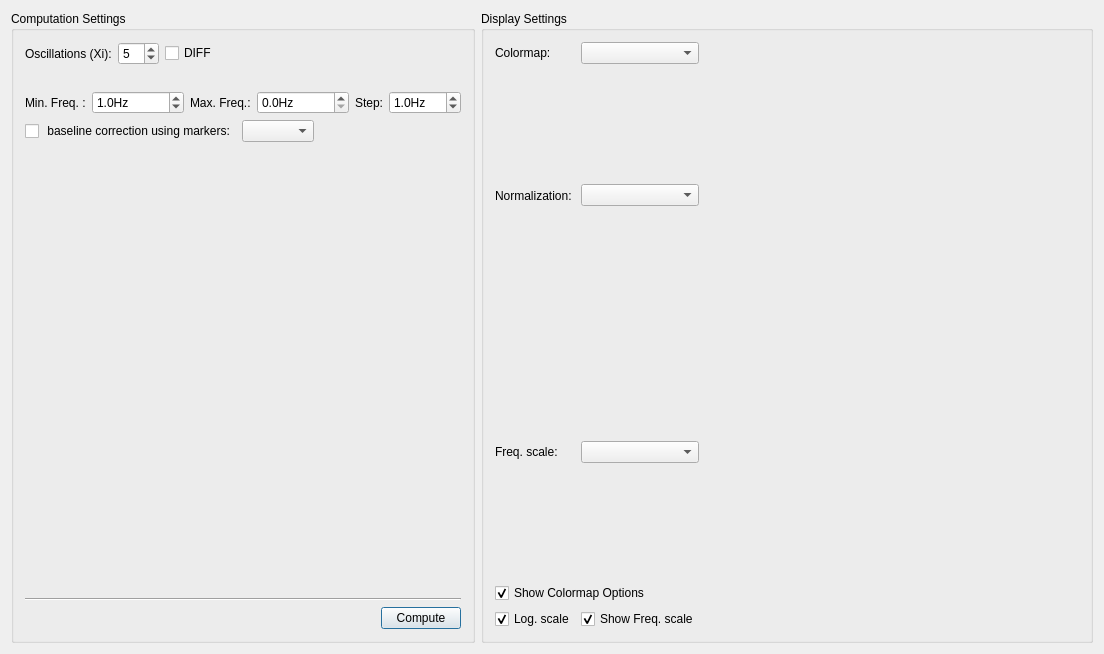
The window that src/plugins/TFWavelet/TFWidget.ui (HIP-infrastructure/anywave-code) describes before a commit, drawn with Qt 5.
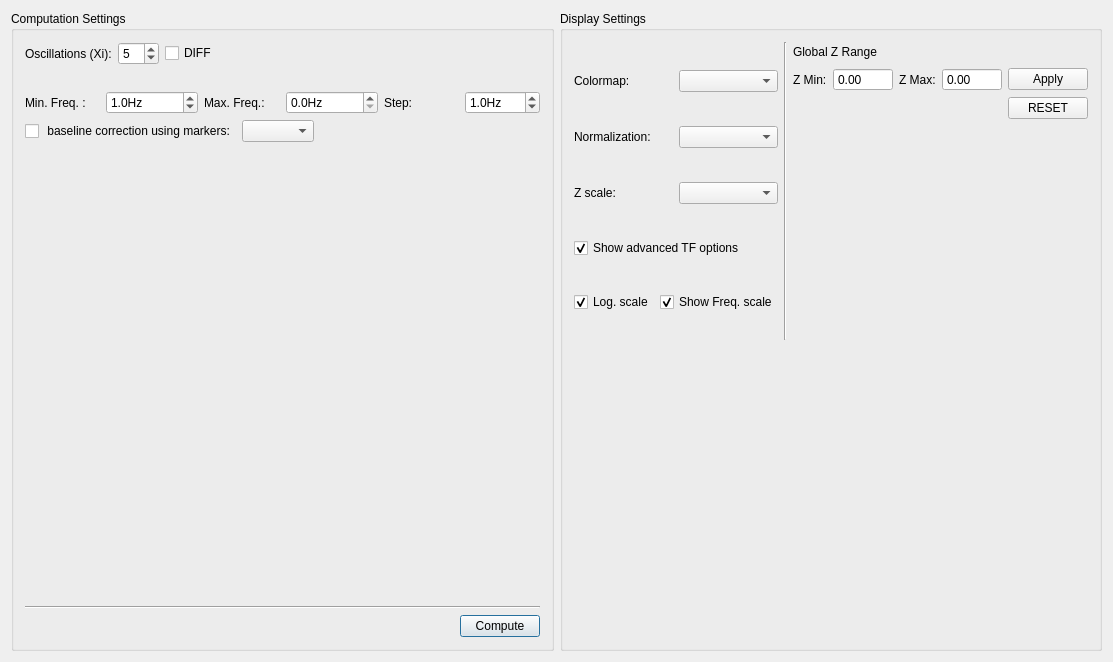
The same window after the commit. Icons and pictures are not drawn. Custom widgets are drawn as their Qt base class.

```diff
--- a/src/plugins/TFWavelet/TFWidget.ui
+++ b/src/plugins/TFWavelet/TFWidget.ui
@@ -6,8 +6,8 @@
    <rect>
     <x>0</x>
     <y>0</y>
-    <width>1104</width>
-    <height>654</height>
+    <width>1113</width>
+    <height>662</height>
    </rect>
   </property>
   <property name="windowTitle">
@@ -22,7 +22,7 @@
     <layout class="QGridLayout" name="signalsLayout" rowstretch="0" columnstretch="0"/>
    </item>
    <item>
-    <layout class="QHBoxLayout" name="horizontalLayout_9" stretch="0,1">
+    <layout class="QHBoxLayout" name="horizontalLayout_9" stretch="0,0">
      <item>
       <widget class="QGroupBox" name="groupBoxCompute">
        <property name="sizePolicy">
@@ -289,87 +289,66 @@
        <property name="title">
         <string>Display Settings</string>
        </property>
-       <layout class="QGridLayout" name="gridLayout">
-        <item row="0" column="0">
+       <layout class="QVBoxLayout" name="verticalLayout_5">
+        <item>
+         <layout class="QHBoxLayout" name="horizontalLayout_13">
+          <item>
+           <layout class="QVBoxLayout" name="verticalLayout_3">
+            <item>
+             <layout class="QHBoxLayout" name="horizontalLayout">
+              <item>
          <widget class="QLabel" name="label">
           <property name="text">
            <string>Colormap:</string>
           </property>
          </widget>
         </item>
-        <item row="0" column="1">
+              <item>
          <widget class="QComboBox" name="cbColormap"/>
         </item>
-        <item row="0" column="2" rowspan="2">
-         <spacer name="horizontalSpacer_3">
-          <property name="orientation">
-           <enum>Qt::Horizontal</enum>
-          </property>
-          <property name="sizeHint" stdset="0">
-           <size>
-            <width>451</width>
-            <height>20</height>
-           </size>
-          </property>
-         </spacer>
-        </item>
-        <item row="1" column="0" rowspan="2">
+             </layout>
+            </item>
+            <item>
+             <layout class="QHBoxLayout" name="horizontalLayout_2">
+              <item>
          <widget class="QLabel" name="label_2">
           <property name="text">
            <string>Normalization:</string>
           </property>
          </widget>
         </item>
-        <item row="1" column="1" rowspan="2">
+              <item>
          <widget class="QComboBox" name="cbNorm"/>
         </item>
-        <item row="2" column="2" rowspan="2">
-         <spacer name="horizontalSpacer_5">
-          <property name="orientation">
-           <enum>Qt::Horizontal</enum>
-          </property>
-          <property name="sizeHint" stdset="0">
-           <size>
-            <width>451</width>
-            <height>20</height>
-           </size>
-          </property>
-         </spacer>
-        </item>
-        <item row="3" column="0" rowspan="2">
+             </layout>
+            </item>
+            <item>
+             <layout class="QHBoxLayout" name="horizontalLayout_3">
+              <item>
          <widget class="QLabel" name="label_3">
           <property name="text">
-           <string>Freq. scale:</string>
+                 <string>Z scale:</string>
           </property>
          </widget>
         </item>
-        <item row="3" column="1" rowspan="2">
+              <item>
          <widget class="QComboBox" name="cbZScale"/>
         </item>
-        <item row="4" column="2" rowspan="2">
-         <spacer name="horizontalSpacer_6">
-          <property name="orientation">
-           <enum>Qt::Horizontal</enum>
-          </property>
-          <property name="sizeHint" stdset="0">
-           <size>
-            <width>451</width>
-            <height>20</height>
-           </size>
-          </property>
-         </spacer>
-        </item>
-        <item row="5" column="0" colspan="2">
+             </layout>
+            </item>
+            <item>
          <widget class="QCheckBox" name="checkBoxColormapScale">
           <property name="text">
-           <string>Show Colormap Options</string>
+               <string>Show advanced TF options</string>
           </property>
           <property name="checked">
            <bool>true</bool>
           </property>
          </widget>
         </item>
-        <item row="6" column="0">
+            <item>
+             <layout class="QHBoxLayout" name="horizontalLayout_4">
+              <item>
          <widget class="QCheckBox" name="checkBoxLogScale">
           <property name="sizePolicy">
            <sizepolicy hsizetype="Preferred" vsizetype="Fixed">
@@ -385,7 +364,7 @@
           </property>
          </widget>
         </item>
-        <item row="6" column="1">
+              <item>
          <widget class="QCheckBox" name="checkBoxFreqScale">
           <property name="sizePolicy">
            <sizepolicy hsizetype="Preferred" vsizetype="Fixed">
@@ -404,15 +383,144 @@
           </property>
          </widget>
         </item>
-        <item row="6" column="2">
-         <spacer name="horizontalSpacer_7">
+             </layout>
+            </item>
+           </layout>
+          </item>
+          <item>
+           <widget class="Line" name="line_2">
           <property name="orientation">
+             <enum>Qt::Vertical</enum>
+            </property>
+           </widget>
+          </item>
+          <item>
+           <layout class="QVBoxLayout" name="verticalLayout_4">
+            <item>
+             <layout class="QHBoxLayout" name="horizontalLayout_10">
+              <item>
+               <widget class="QLabel" name="label_4">
+                <property name="text">
+                 <string>Global Z Range</string>
+                </property>
+               </widget>
+              </item>
+              <item>
+               <spacer name="horizontalSpacer_3">
+                <property name="orientation">
            <enum>Qt::Horizontal</enum>
           </property>
           <property name="sizeHint" stdset="0">
            <size>
-            <width>451</width>
+                  <width>40</width>
             <height>20</height>
+                 </size>
+                </property>
+               </spacer>
+              </item>
+             </layout>
+            </item>
+            <item>
+             <layout class="QHBoxLayout" name="horizontalLayout_11">
+              <item>
+               <widget class="QLabel" name="label_10">
+                <property name="text">
+                 <string>Z Min:</string>
+                </property>
+               </widget>
+              </item>
+              <item>
+               <widget class="QDoubleSpinBox" name="spinZMin">
+                <property name="sizePolicy">
+                 <sizepolicy hsizetype="Expanding" vsizetype="Fixed">
+                  <horstretch>0</horstretch>
+                  <verstretch>0</verstretch>
+                 </sizepolicy>
+                </property>
+                <property name="buttonSymbols">
+                 <enum>QAbstractSpinBox::NoButtons</enum>
+                </property>
+               </widget>
+              </item>
+              <item>
+               <widget class="QLabel" name="label_11">
+                <property name="text">
+                 <string>Z Max:</string>
+                </property>
+               </widget>
+              </item>
+              <item>
+               <widget class="QDoubleSpinBox" name="spinZMax">
+                <property name="sizePolicy">
+                 <sizepolicy hsizetype="Expanding" vsizetype="Fixed">
+                  <horstretch>0</horstretch>
+                  <verstretch>0</verstretch>
+                 </sizepolicy>
+                </property>
+                <property name="buttonSymbols">
+                 <enum>QAbstractSpinBox::NoButtons</enum>
+                </property>
+               </widget>
+              </item>
+              <item>
+               <widget class="QPushButton" name="buttonApply">
+                <property name="text">
+                 <string>Apply</string>
+                </property>
+               </widget>
+              </item>
+             </layout>
+            </item>
+            <item>
+             <layout class="QHBoxLayout" name="horizontalLayout_12">
+              <item>
+               <spacer name="horizontalSpacer_5">
+                <property name="orientation">
+                 <enum>Qt::Horizontal</enum>
+                </property>
+                <property name="sizeHint" stdset="0">
+                 <size>
+                  <width>40</width>
+                  <height>20</height>
+                 </size>
+                </property>
+               </spacer>
+              </item>
+              <item>
+               <widget class="QPushButton" name="buttonReset">
+                <property name="text">
+                 <string>RESET</string>
+                </property>
+               </widget>
+              </item>
+             </layout>
+            </item>
+            <item>
+             <spacer name="verticalSpacer_3">
+              <property name="orientation">
+               <enum>Qt::Vertical</enum>
+              </property>
+              <property name="sizeHint" stdset="0">
+               <size>
+                <width>20</width>
+                <height>40</height>
+               </size>
+              </property>
+             </spacer>
+            </item>
+           </layout>
+          </item>
+         </layout>
+        </item>
+        <item>
+         <spacer name="verticalSpacer_2">
+          <property name="orientation">
+           <enum>Qt::Vertical</enum>
+          </property>
+          <property name="sizeHint" stdset="0">
+           <size>
+            <width>20</width>
+            <height>40</height>
            </size>
           </property>
          </spacer>
```
Lines whose indentation alone changed are shown as unchanged.
